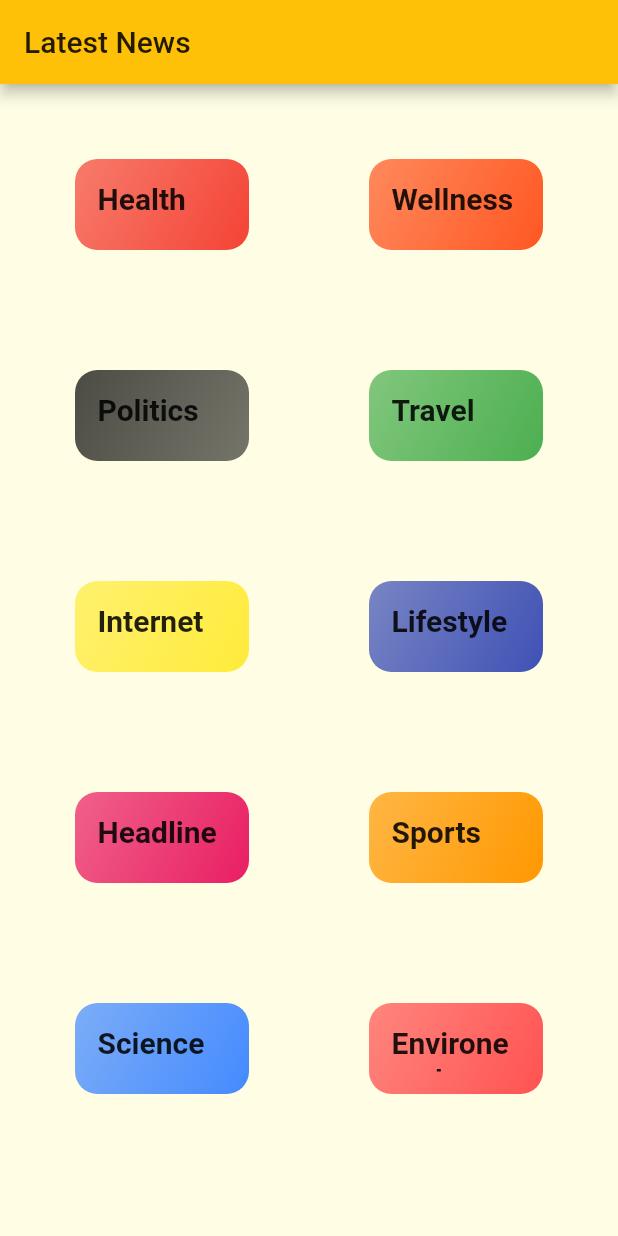
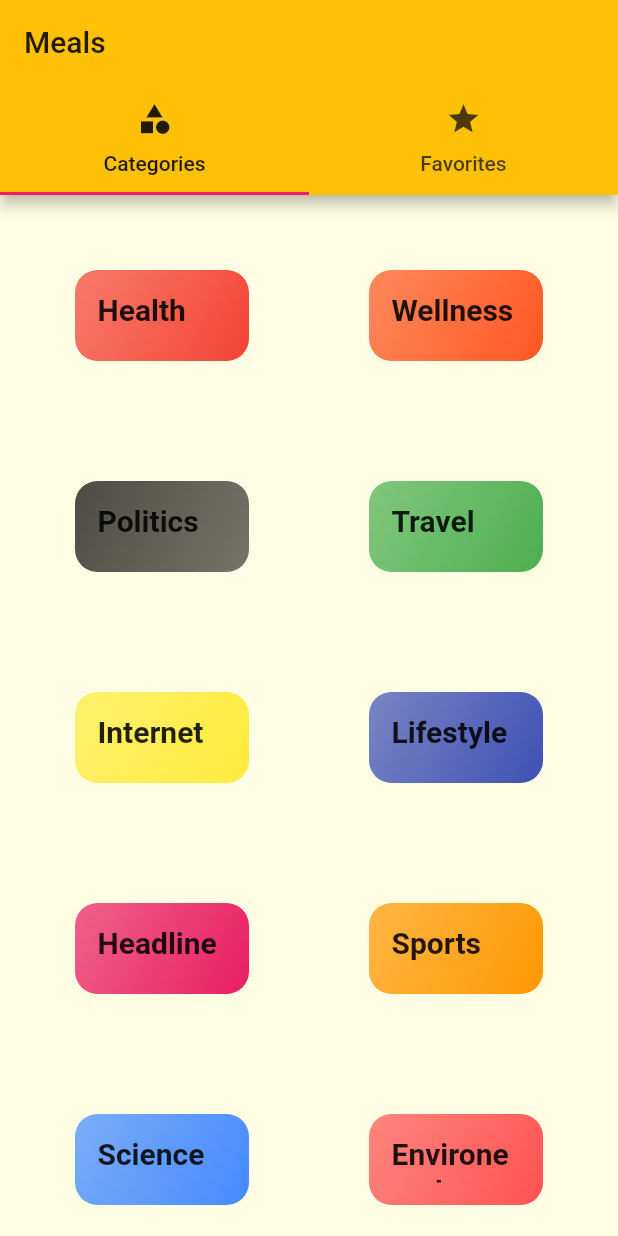
Before and after one commit to sanjibsinha/better_flutter_chapter_seven, a Flutter app: the screen it shows after launch, on a phone screen of 412 x 824 dp. Run offline on Flutter 3.47's test engine with Material 2 defaults, Android fonts, the light colour scheme and no system bars.

Commit message:
tab controller and view added

```diff
--- a/lib/views/categories_screen.dart
+++ b/lib/views/categories_screen.dart
@@ -1,6 +1,7 @@
 import 'package:flutter/material.dart';
 import '../controllers/category_item.dart';
 import '../model/dummy_data.dart';
+import 'tabs_view.dart';
 import 'category_news_screen.dart';
 import 'news_detail_screen.dart';
 
@@ -30,7 +31,7 @@ class NewsApp extends StatelessWidget {
       // home: CategoriesScreen(),
       initialRoute: '/', // default is '/'
       routes: {
-        '/': (ctx) => const CategoriesScreen(),
+        '/': (ctx) => const TabsView(),
         CategoryNewsScreen.routeName: (ctx) => const CategoryNewsScreen(),
         NewsDetailScreen.routeName: (ctx) => const NewsDetailScreen(),
       },
@@ -57,11 +58,7 @@ class CategoriesScreen extends StatelessWidget {
 
   @override
   Widget build(BuildContext context) {
-    return Scaffold(
-      appBar: AppBar(
-        title: const Text('Latest News'),
-      ),
-      body: GridView(
+    return GridView(
       padding: const EdgeInsets.all(25),
 
       /// the first page displays CategoryItem controller
@@ -80,7 +77,6 @@ class CategoriesScreen extends StatelessWidget {
         crossAxisSpacing: 30,
         mainAxisSpacing: 30,
       ),
-      ),
     );
   }
 }
--- /dev/null
+++ b/lib/views/favorites_body.dart
@@ -0,0 +1,23 @@
+import 'package:flutter/material.dart';
+import 'package:flutter/widgets.dart';
+
+class FavoritesBody extends StatelessWidget {
+  const FavoritesBody({Key? key}) : super(key: key);
+
+  @override
+  Widget build(BuildContext context) {
+    return const Center(
+      child: SizedBox(
+        height: 300.0,
+        width: 300.0,
+        child: Text(
+          'Favorites Data just for Display',
+          style: TextStyle(
+            fontSize: 30.0,
+            fontWeight: FontWeight.bold,
+          ),
+        ),
+      ),
+    );
+  }
+}
--- /dev/null
+++ b/lib/views/tabs_view.dart
@@ -0,0 +1,47 @@
+import 'package:flutter/material.dart';
+import 'categories_screen.dart';
+import 'favorites_body.dart';
+
+class TabsView extends StatefulWidget {
+  const TabsView({Key? key}) : super(key: key);
+
+  @override
+  _TabsViewState createState() => _TabsViewState();
+}
+
+class _TabsViewState extends State<TabsView> {
+  @override
+  Widget build(BuildContext context) {
+    return DefaultTabController(
+      length: 2,
+      // initialIndex: 0,
+      child: Scaffold(
+        appBar: AppBar(
+          title: const Text('Meals'),
+          bottom: const TabBar(
+            tabs: <Widget>[
+              Tab(
+                icon: Icon(
+                  Icons.category,
+                ),
+                text: 'Categories',
+              ),
+              Tab(
+                icon: Icon(
+                  Icons.star,
+                ),
+                text: 'Favorites',
+              ),
+            ],
+          ),
+        ),
+        body: const TabBarView(
+          children: <Widget>[
+            CategoriesScreen(),
+            FavoritesBody(),
+          ],
+        ),
+      ),
+    );
+  }
+}
```
Lines whose indentation alone changed are shown as unchanged.
